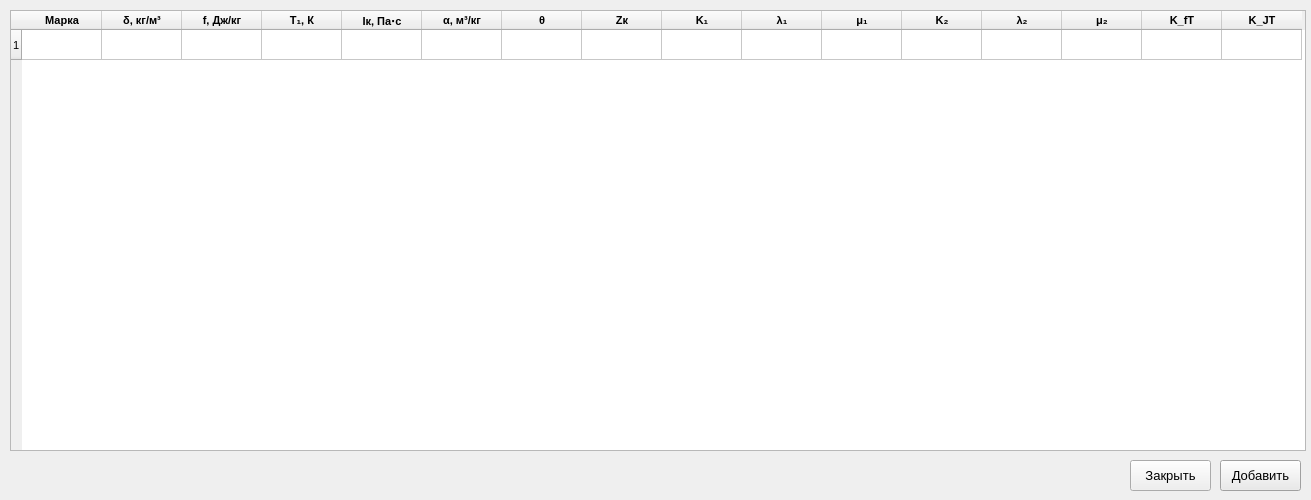
First picture: the form in GUI/MainWindow/powders.ui, repository sabbraxcaddabra/IntBalOptimization, before the edit.
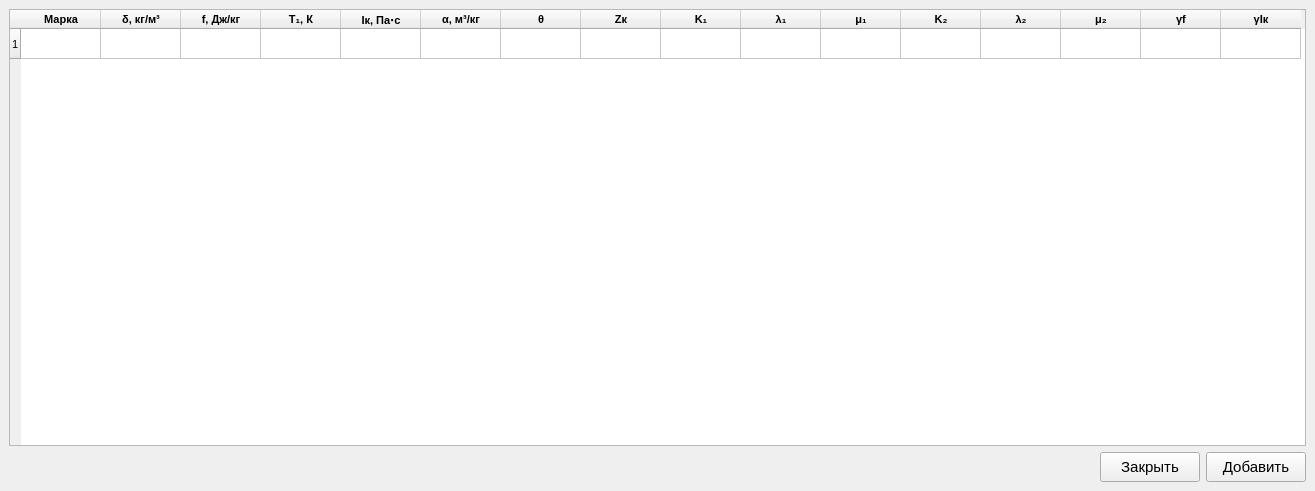
Second picture: the form after the edit.

The edit to the form file:
```diff
--- a/GUI/MainWindow/powders.ui
+++ b/GUI/MainWindow/powders.ui
@@ -1,113 +1,33 @@
 <?xml version="1.0" encoding="UTF-8"?>
 <ui version="4.0">
- <class>DialogPowders</class>
- <widget class="QDialog" name="DialogPowders">
+ <class>PowdersWindow</class>
+ <widget class="QMainWindow" name="PowdersWindow">
   <property name="geometry">
    <rect>
     <x>0</x>
     <y>0</y>
-    <width>1311</width>
-    <height>500</height>
+    <width>1315</width>
+    <height>491</height>
    </rect>
   </property>
+  <property name="windowTitle">
+   <string>База порохов</string>
+  </property>
+  <widget class="QWidget" name="centralwidget">
+   <layout class="QVBoxLayout" name="verticalLayout">
+    <item>
+     <widget class="QTableWidget" name="tableCharPowders">
   <property name="sizePolicy">
-   <sizepolicy hsizetype="Fixed" vsizetype="Fixed">
+       <sizepolicy hsizetype="Expanding" vsizetype="Expanding">
     <horstretch>0</horstretch>
     <verstretch>0</verstretch>
    </sizepolicy>
   </property>
   <property name="minimumSize">
    <size>
-    <width>1193</width>
-    <height>500</height>
-   </size>
-  </property>
-  <property name="maximumSize">
-   <size>
-    <width>1311</width>
-    <height>500</height>
-   </size>
-  </property>
-  <property name="palette">
-   <palette>
-    <active>
-     <colorrole role="Highlight">
-      <brush brushstyle="SolidPattern">
-       <color alpha="255">
-        <red>223</red>
-        <green>223</green>
-        <blue>223</blue>
-       </color>
-      </brush>
-     </colorrole>
-     <colorrole role="HighlightedText">
-      <brush brushstyle="SolidPattern">
-       <color alpha="255">
-        <red>0</red>
-        <green>0</green>
-        <blue>0</blue>
-       </color>
-      </brush>
-     </colorrole>
-    </active>
-    <inactive>
-     <colorrole role="Highlight">
-      <brush brushstyle="SolidPattern">
-       <color alpha="255">
-        <red>223</red>
-        <green>223</green>
-        <blue>223</blue>
-       </color>
-      </brush>
-     </colorrole>
-     <colorrole role="HighlightedText">
-      <brush brushstyle="SolidPattern">
-       <color alpha="255">
-        <red>0</red>
-        <green>0</green>
-        <blue>0</blue>
-       </color>
-      </brush>
-     </colorrole>
-    </inactive>
-    <disabled>
-     <colorrole role="Highlight">
-      <brush brushstyle="SolidPattern">
-       <color alpha="255">
-        <red>0</red>
-        <green>120</green>
-        <blue>215</blue>
-       </color>
-      </brush>
-     </colorrole>
-     <colorrole role="HighlightedText">
-      <brush brushstyle="SolidPattern">
-       <color alpha="255">
-        <red>0</red>
-        <green>0</green>
-        <blue>0</blue>
-       </color>
-      </brush>
-     </colorrole>
-    </disabled>
-   </palette>
-  </property>
-  <property name="font">
-   <font>
-    <pointsize>10</pointsize>
-   </font>
-  </property>
-  <property name="windowTitle">
-   <string>Характеристики порохов</string>
-  </property>
-  <widget class="QTableWidget" name="tableCharPowders">
-   <property name="geometry">
-    <rect>
-     <x>10</x>
-     <y>10</y>
-     <width>1296</width>
-     <height>441</height>
-    </rect>
+        <width>0</width>
+        <height>0</height>
+       </size>
    </property>
    <property name="maximumSize">
     <size>
@@ -313,7 +233,7 @@
    </column>
    <column>
     <property name="text">
-     <string>K_fT</string>
+        <string>γf</string>
     </property>
     <property name="font">
      <font>
@@ -326,7 +246,7 @@
    </column>
    <column>
     <property name="text">
-     <string>K_JT</string>
+        <string>γIк</string>
     </property>
     <property name="font">
      <font>
@@ -362,41 +282,61 @@
     </property>
    </item>
   </widget>
-  <widget class="QPushButton" name="butt_PowdersAdd">
-   <property name="geometry">
-    <rect>
-     <x>1220</x>
-     <y>460</y>
-     <width>81</width>
-     <height>31</height>
-    </rect>
-   </property>
-   <property name="font">
-    <font>
-     <pointsize>10</pointsize>
-    </font>
-   </property>
-   <property name="text">
-    <string>Добавить</string>
-   </property>
-  </widget>
+    </item>
+    <item>
+     <layout class="QHBoxLayout" name="horizontalLayout">
+      <item>
+       <spacer name="horizontalSpacer">
+        <property name="orientation">
+         <enum>Qt::Horizontal</enum>
+        </property>
+        <property name="sizeHint" stdset="0">
+         <size>
+          <width>40</width>
+          <height>20</height>
+         </size>
+        </property>
+       </spacer>
+      </item>
+      <item>
   <widget class="QPushButton" name="butt_PowdersClose">
-   <property name="geometry">
-    <rect>
-     <x>1130</x>
-     <y>460</y>
-     <width>81</width>
-     <height>31</height>
-    </rect>
+        <property name="minimumSize">
+         <size>
+          <width>100</width>
+          <height>30</height>
+         </size>
    </property>
    <property name="font">
     <font>
-     <pointsize>10</pointsize>
+          <pointsize>11</pointsize>
     </font>
    </property>
    <property name="text">
     <string>Закрыть</string>
    </property>
+       </widget>
+      </item>
+      <item>
+       <widget class="QPushButton" name="butt_PowdersAdd">
+        <property name="minimumSize">
+         <size>
+          <width>100</width>
+          <height>30</height>
+         </size>
+        </property>
+        <property name="font">
+         <font>
+          <pointsize>11</pointsize>
+         </font>
+        </property>
+        <property name="text">
+         <string>Добавить</string>
+        </property>
+       </widget>
+      </item>
+     </layout>
+    </item>
+   </layout>
   </widget>
  </widget>
  <resources/>
```
Lines whose indentation alone changed are shown as unchanged.
